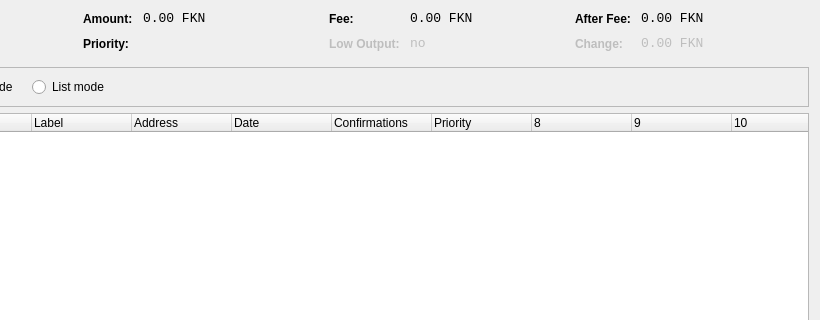
Before: the Qt Designer form src/qt/forms/coincontroldialog.ui in zero24x/mangocoin, drawn with Qt 5; both pictures show x 180 to 1000 and y 0 to 320 of the 1000 by 500 pixel window.
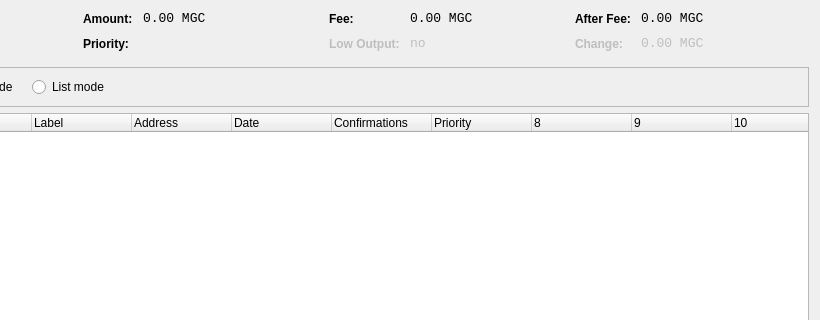
After: the same form once the commit is applied. Custom widgets are drawn as their Qt base class.

Diff of the .ui file:
```diff
--- a/src/qt/forms/coincontroldialog.ui
+++ b/src/qt/forms/coincontroldialog.ui
@@ -141,7 +141,7 @@
           <enum>Qt::ActionsContextMenu</enum>
          </property>
          <property name="text">
-          <string notr="true">0.00 FKN</string>
+          <string notr="true">0.00 MGC</string>
          </property>
          <property name="textInteractionFlags">
           <set>Qt::LinksAccessibleByMouse|Qt::TextSelectableByKeyboard|Qt::TextSelectableByMouse</set>
@@ -221,7 +221,7 @@
           <enum>Qt::ActionsContextMenu</enum>
          </property>
          <property name="text">
-          <string notr="true">0.00 FKN</string>
+          <string notr="true">0.00 MGC</string>
          </property>
          <property name="textInteractionFlags">
           <set>Qt::LinksAccessibleByMouse|Qt::TextSelectableByKeyboard|Qt::TextSelectableByMouse</set>
@@ -307,7 +307,7 @@
           <enum>Qt::ActionsContextMenu</enum>
          </property>
          <property name="text">
-          <string notr="true">0.00 FKN</string>
+          <string notr="true">0.00 MGC</string>
          </property>
          <property name="textInteractionFlags">
           <set>Qt::LinksAccessibleByMouse|Qt::TextSelectableByKeyboard|Qt::TextSelectableByMouse</set>
@@ -345,7 +345,7 @@
           <enum>Qt::ActionsContextMenu</enum>
          </property>
          <property name="text">
-          <string notr="true">0.00 FKN</string>
+          <string notr="true">0.00 MGC</string>
          </property>
          <property name="textInteractionFlags">
           <set>Qt::LinksAccessibleByMouse|Qt::TextSelectableByKeyboard|Qt::TextSelectableByMouse</set>
```
